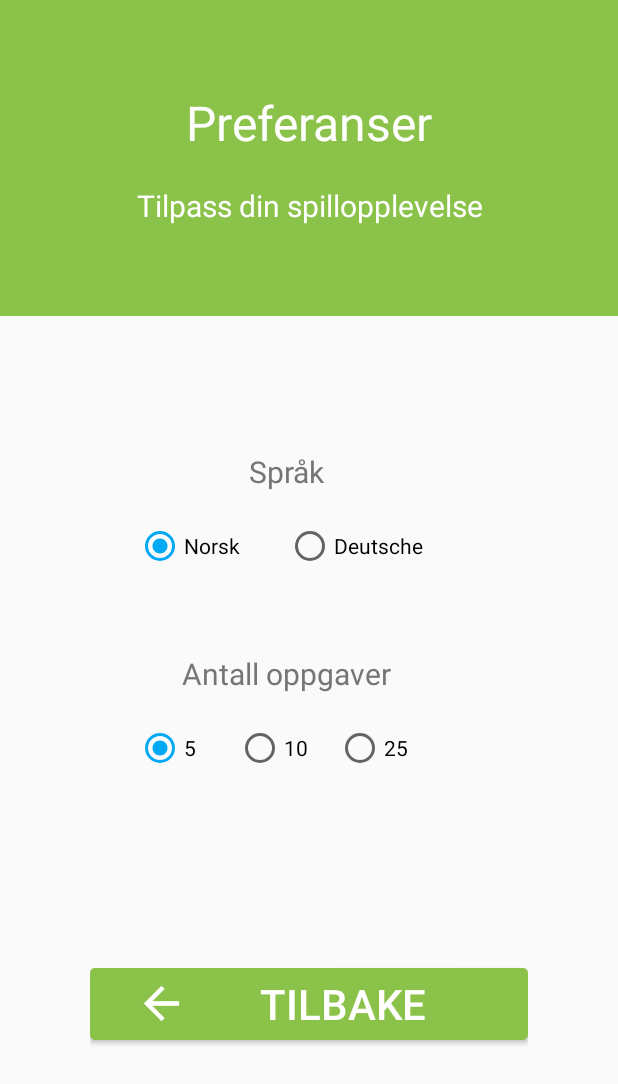
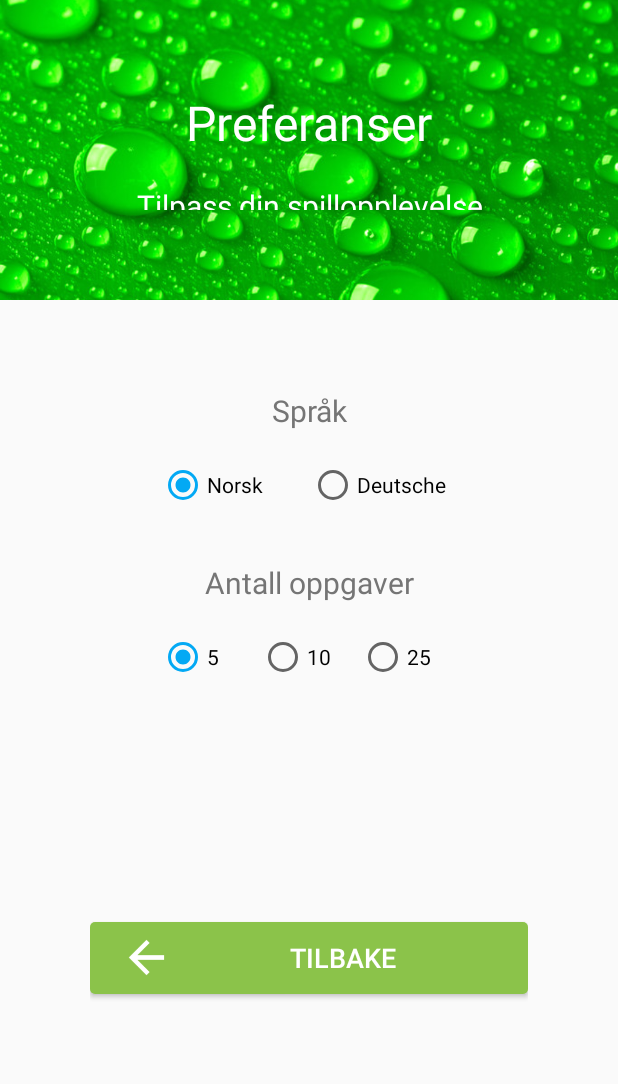
Before and after one commit to SagenKoder/MattespillApp, an Android app: the PreferanserActivity screen opened directly, with no data from a screen before it, after a tap on "Norsk", on a phone screen of 412 x 824 dp. Shown: the top 1084 px of the screen. Run offline under Robolectric (Android 15) with nearby library versions, the phone set to English and light mode, and no system bars.

Commit message:
I did stuff

```diff
--- /dev/null
+++ b/app/src/main/java/app/sagen/StorageHelper.java
@@ -0,0 +1,137 @@
+package app.sagen;
+
+import android.content.Context;
+import android.content.SharedPreferences;
+
+import app.sagen.aktiviteter.R;
+
+public class StorageHelper {
+
+    public static Storage loadStorage(Context context) {
+        Storage storage = new Storage();
+
+        SharedPreferences sharedPref = context.getSharedPreferences(
+                context.getString(R.string.preferanser_file), Context.MODE_PRIVATE);
+
+        storage.numTasks = sharedPref.getInt(
+                context.getResources().getString(R.string.preferenser_setting_key_num_tasks),
+                context.getResources().getInteger(R.integer.preferanser_default_num_tasks));
+
+        String langKey = context.getResources().getString(R.string.preferenser_setting_key_language);
+        String langDef = context.getResources().getString(R.string.preferanser_default_language);
+
+        storage.language = sharedPref.getString(
+                langKey,
+                langDef);
+
+        storage.totalCorrect = sharedPref.getInt(
+                context.getResources().getString(R.string.preferenser_setting_total_correct),
+                0);
+
+        storage.totalWrong = sharedPref.getInt(
+                context.getResources().getString(R.string.preferenser_setting_total_wrong),
+                0);
+
+        storage.currentCorrect = sharedPref.getInt(
+                context.getResources().getString(R.string.preferenser_setting_current_correct),
+                0);
+
+        storage.currentWrong = sharedPref.getInt(
+                context.getResources().getString(R.string.preferenser_setting_current_wrong),
+                0);
+
+        return storage;
+    }
+
+    public static void saveStorage(Context context, Storage storage) {
+        SharedPreferences.Editor sharedPrefEdit = context.getSharedPreferences(
+                context.getString(R.string.preferanser_file), Context.MODE_PRIVATE)
+                .edit();
+
+        sharedPrefEdit.putString(
+                context.getString(R.string.preferenser_setting_key_language),
+                storage.language);
+
+        sharedPrefEdit.putInt(
+                context.getString(R.string.preferenser_setting_key_num_tasks),
+                storage.numTasks);
+
+        sharedPrefEdit.putInt(
+                context.getString(R.string.preferenser_setting_current_correct),
+                storage.currentCorrect);
+
+        sharedPrefEdit.putInt(
+                context.getString(R.string.preferenser_setting_current_wrong),
+                storage.currentWrong);
+
+        sharedPrefEdit.putInt(
+                context.getString(R.string.preferenser_setting_total_correct),
+                storage.totalCorrect);
+
+        sharedPrefEdit.putInt(
+                context.getString(R.string.preferenser_setting_total_wrong),
+                storage.totalWrong);
+
+        sharedPrefEdit.apply();
+    }
+
+    public static class Storage {
+        int numTasks;
+        String language;
+
+        int totalCorrect;
+        int totalWrong;
+
+        int currentCorrect;
+        int currentWrong;
+
+        public int getNumTasks() {
+            return numTasks;
+        }
+
+        public void setNumTasks(int numTasks) {
+            this.numTasks = numTasks;
+        }
+
+        public String getLanguage() {
+            return language;
+        }
+
+        public void setLanguage(String language) {
+            this.language = language;
+        }
+
+        public int getTotalCorrect() {
+            return totalCorrect;
+        }
+
+        public void setTotalCorrect(int totalCorrect) {
+            this.totalCorrect = totalCorrect;
+        }
+
+        public int getTotalWrong() {
+            return totalWrong;
+        }
+
+        public void setTotalWrong(int totalWrong) {
+            this.totalWrong = totalWrong;
+        }
+
+        public int getCurrentCorrect() {
+            return currentCorrect;
+        }
+
+        public void setCurrentCorrect(int currentCorrect) {
+            this.currentCorrect = currentCorrect;
+        }
+
+        public int getCurrentWrong() {
+            return currentWrong;
+        }
+
+        public void setCurrentWrong(int currentWrong) {
+            this.currentWrong = currentWrong;
+        }
+    }
+
+}
--- a/app/src/main/java/app/sagen/aktiviteter/PreferanserActivity.java
+++ b/app/src/main/java/app/sagen/aktiviteter/PreferanserActivity.java
@@ -1,13 +1,13 @@
 package app.sagen.aktiviteter;
 
-import android.content.Context;
-import android.content.SharedPreferences;
 import android.os.Bundle;
 import android.util.Log;
 import android.view.View;
 import android.widget.RadioButton;
 
 import androidx.appcompat.app.AppCompatActivity;
+
+import app.sagen.StorageHelper;
 
 public class PreferanserActivity extends AppCompatActivity {
 
@@ -22,23 +22,14 @@ public class PreferanserActivity extends AppCompatActivity {
     private void loadValues() {
         Log.d("PreferenceActivity", "Loading values for preferences");
 
-        SharedPreferences sharedPref = getSharedPreferences(
-                getString(R.string.preferanser_file), Context.MODE_PRIVATE);
+        StorageHelper.Storage data = StorageHelper.loadStorage(this);
 
-        int numTasks = sharedPref.getInt(
-                getString(R.string.preferenser_setting_key_num_tasks),
-                getResources().getInteger(R.integer.preferanser_default_num_tasks));
-
-        String lang = sharedPref.getString(
-                getString(R.string.preferenser_setting_key_language),
-                getResources().getString(R.string.preferanser_default_language));
-
-        Log.d("PreferenceActivity", "num_tasks = " + numTasks + " AND language = " + lang);
+        Log.d("PreferenceActivity", "num_tasks = " + data.getNumTasks() + " AND language = " + data.getLanguage());
 
         RadioButton radioButtonNorsk = findViewById(R.id.radio_norsk);
         RadioButton radioButtonTysk = findViewById(R.id.radio_tysk);
 
-        switch (lang) {
+        switch (data.getLanguage()) {
             case "NO":
                 radioButtonNorsk.setChecked(true);
                 break;
@@ -46,7 +37,7 @@ public class PreferanserActivity extends AppCompatActivity {
                 radioButtonTysk.setChecked(true);
                 break;
             default:
-                Log.e("PreferenceActivity", "Could not find the language '" + lang + "'!");
+                Log.e("PreferenceActivity", "Could not find the language '" + data.getLanguage() + "'!");
         }
 
 
@@ -58,14 +49,14 @@ public class PreferanserActivity extends AppCompatActivity {
         int num2 = getResources().getInteger(R.integer.preference_number_of_tasks_2);
         int num3 = getResources().getInteger(R.integer.preference_number_of_tasks_3);
 
-        if(numTasks == num1) {
+        if(data.getNumTasks() == num1) {
             radioButtonNumTasks1.setChecked(true);
-        } else if(numTasks == num2) {
+        } else if(data.getNumTasks() == num2) {
             radioButtonNumTasks2.setChecked(true);
-        } else if(numTasks == num3) {
+        } else if(data.getNumTasks() == num3) {
             radioButtonNumTasks3.setChecked(true);
         } else {
-            Log.e("PreferenceActivity", "Could not find the number '" + numTasks + "'!");
+            Log.e("PreferenceActivity", "Could not find the number '" + data.getNumTasks() + "'!");
         }
     }
 
@@ -82,43 +73,37 @@ public class PreferanserActivity extends AppCompatActivity {
     public void updateNumTasks(View view) {
         Log.d("PreferanserActivity", "updateNumTasks :: " + view.toString());
 
-        SharedPreferences.Editor editor = getSharedPreferences(
-                getString(R.string.preferanser_file), Context.MODE_PRIVATE).edit();
-
-        String numTasksKey = getResources().getString(R.string.preferenser_setting_key_num_tasks);
+        StorageHelper.Storage data = StorageHelper.loadStorage(this);
 
         switch (view.getId()) {
             case R.id.radio_num_tasks_1:
-                editor.putInt(numTasksKey, getResources().getInteger(R.integer.preference_number_of_tasks_1));
+                data.setNumTasks(getResources().getInteger(R.integer.preference_number_of_tasks_1));
                 break;
             case R.id.radio_num_tasks_2:
-                editor.putInt(numTasksKey, getResources().getInteger(R.integer.preference_number_of_tasks_2));
+                data.setNumTasks(getResources().getInteger(R.integer.preference_number_of_tasks_2));
                 break;
             case R.id.radio_num_tasks_3:
-                editor.putInt(numTasksKey, getResources().getInteger(R.integer.preference_number_of_tasks_3));
+                data.setNumTasks(getResources().getInteger(R.integer.preference_number_of_tasks_3));
                 break;
         }
 
-        editor.apply();
+        StorageHelper.saveStorage(this, data);
     }
 
     public void updateLanguage(View view) {
         Log.d("PreferanserActivity", "updateLanguage :: " + view.toString());
 
-        SharedPreferences.Editor editor = getSharedPreferences(
-                getString(R.string.preferanser_file), Context.MODE_PRIVATE).edit();
-
-        String langKey= getResources().getString(R.string.preferenser_setting_key_language);
+        StorageHelper.Storage data = StorageHelper.loadStorage(this);
 
         switch (view.getId()) {
             case R.id.radio_norsk:
-                editor.putString(langKey, "NO");
+                data.setLanguage("NO");
                 break;
             case R.id.radio_tysk:
-                editor.putString(langKey, "DE");
+                data.setLanguage("DE");
                 break;
         }
 
-        editor.apply();
+        StorageHelper.saveStorage(this, data);
     }
 }
--- /dev/null
+++ b/app/src/main/res/drawable/green_bg.xml
@@ -0,0 +1,7 @@
+<?xml version="1.0" encoding="utf-8"?>
+<selector xmlns:android="http://schemas.android.com/apk/res/android">
+    <item
+        android:drawable="@drawable/green_bg"
+        android:width=""
+        android:height="35dp"/>
+</selector>
--- a/app/src/main/res/layout/activity_preferanser.xml
+++ b/app/src/main/res/layout/activity_preferanser.xml
@@ -2,6 +2,22 @@
 <TableLayout
     xmlns:android="http://schemas.android.com/apk/res/android"
     xmlns:tools="http://schemas.android.com/tools"
+    android:layout_width="match_parent"
+    android:layout_height="match_parent"
+    android:gravity="center_horizontal">
+
+    <FrameLayout
+        android:layout_width="match_parent"
+        android:layout_height="200dp">
+
+        <ImageView
+            android:id="@+id/imageView1"
+            android:layout_width="match_parent"
+            android:layout_height="match_parent"
+            android:scaleType="centerCrop"
+            android:src="@drawable/green_bg"/>
+
+        <TableLayout
             android:layout_width="match_parent"
             android:layout_height="match_parent">
 
@@ -9,8 +25,7 @@
                 android:layout_width="match_parent"
                 android:layout_height="match_parent"
                 android:paddingTop="60dp"
-        android:gravity="center_horizontal"
-        android:background="@color/primary">
+                android:gravity="center_horizontal">
 
                 <TextView
                     android:id="@+id/textView"
@@ -18,7 +33,7 @@
                     android:layout_height="wrap_content"
                     android:text="@string/preferanser_title"
                     android:textAlignment="center"
-            android:textSize="32sp"
+                    android:textSize="@dimen/text_title_size"
                     android:textColor="@color/icons"/>
             </TableRow>
 
@@ -27,7 +42,6 @@
                 android:layout_height="match_parent"
                 android:gravity="center_horizontal"
                 android:paddingTop="20dp"
-        android:background="@color/primary"
                 android:paddingBottom="60dp">
 
                 <TextView
@@ -37,15 +51,19 @@
                     android:text="@string/preferanser_subtitle"
                     android:textAlignment="center"
                     android:textColor="@color/icons"
-            android:textSize="20sp"/>
+                    android:textSize="@dimen/text_subtitle_size"/>
 
             </TableRow>
+
+        </TableLayout>
+
+    </FrameLayout>
 
     <TableRow
         android:layout_width="match_parent"
         android:layout_height="match_parent"
         android:gravity="center"
-        android:paddingTop="90dp">
+        android:paddingTop="60dp">
 
         <TableLayout
             android:layout_width="wrap_content"
@@ -61,7 +79,7 @@
                     android:text="@string/preferanser_sprak"
                     android:textAlignment="center"
                     android:textColor="@color/secondary_text"
-                    android:textSize="20sp"/>
+                    android:textSize="@dimen/text_subtitle_size"/>
             </TableRow>
 
             <TableRow
@@ -94,7 +112,7 @@
 
             </TableRow>
 
-            <TableRow android:paddingTop="55dp">
+            <TableRow android:paddingTop="35dp">
 
                 <TextView
                     android:id="@+id/textView222"
@@ -103,7 +121,7 @@
                     android:text="@string/preferanser_antall_oppgaver"
                     android:textAlignment="center"
                     android:textColor="@color/secondary_text"
-                    android:textSize="20sp"/>
+                    android:textSize="@dimen/text_subtitle_size"/>
             </TableRow>
 
             <TableRow
@@ -163,11 +181,12 @@
             android:drawableStart="@drawable/inline_ic_arrow_back_white"
             android:drawablePadding="10dp"
             android:onClick="showMainMenu"
-            android:paddingLeft="30dp"
-            android:paddingRight="30dp"
+            android:paddingLeft="@dimen/button_paddingX"
+            android:paddingRight="@dimen/button_paddingX"
             android:text="@string/preferanser_button_back"
             android:textColor="@color/icons"
-            android:textSize="28sp" />
+            android:textSize="@dimen/text_button_size" />
 
     </LinearLayout>
+
 </TableLayout>
--- a/app/src/main/res/layout/activity_statistikk.xml
+++ b/app/src/main/res/layout/activity_statistikk.xml
@@ -75,11 +75,11 @@
             android:drawableStart="@drawable/inline_ic_arrow_back_white"
             android:drawablePadding="10dp"
             android:onClick="showMainMenu"
-            android:paddingLeft="30dp"
-            android:paddingRight="30dp"
+            android:paddingLeft="@dimen/button_paddingX"
+            android:paddingRight="@dimen/button_paddingX"
             android:text="@string/preferanser_button_back"
             android:textColor="@color/icons"
-            android:textSize="28sp" />
+            android:textSize="@dimen/text_button_size" />
 
     </LinearLayout>
 </TableLayout>
--- a/app/src/main/res/values/dimens.xml
+++ b/app/src/main/res/values/dimens.xml
@@ -1,3 +1,7 @@
 <resources>
     <dimen name="fab_margin">16dp</dimen>
+    <dimen name="text_title_size">32sp</dimen>
+    <dimen name="text_subtitle_size">20sp</dimen>
+    <dimen name="text_button_size">18sp</dimen>
+    <dimen name="button_paddingX">20dp</dimen>
 </resources>
--- a/app/src/main/res/values/strings.xml
+++ b/app/src/main/res/values/strings.xml
@@ -11,6 +11,10 @@
     <string name="preferanser_button_back">Tilbake</string>
     <string name="preferanser_file">preferences</string>
     <string name="preferenser_setting_key_num_tasks">num_tasks</string>
+    <string name="preferenser_setting_current_correct">current_correct</string>
+    <string name="preferenser_setting_current_wrong">current_wrong</string>
+    <string name="preferenser_setting_total_correct">total_correct</string>
+    <string name="preferenser_setting_total_wrong">total_wrong</string>
     <string name="preferenser_setting_key_language">language</string>
     <integer name="preferanser_default_num_tasks">5</integer>
     <string name="preferanser_default_language">DE</string>
```
Also changed, not shown: app/build.gradle (+6 -3 lines), app/src/main/res/layout/activity_main.xml (+11 -11 lines), app/src/main/res/drawable/green_bg.jpg (added). Lines whose indentation alone changed are shown as unchanged.
